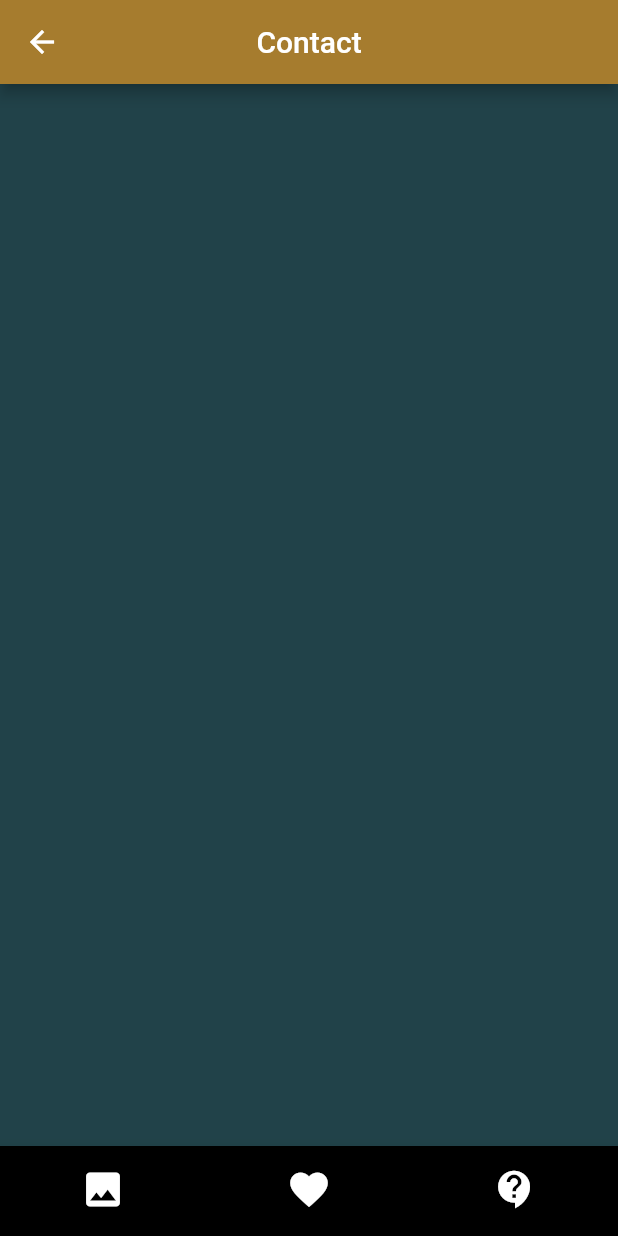
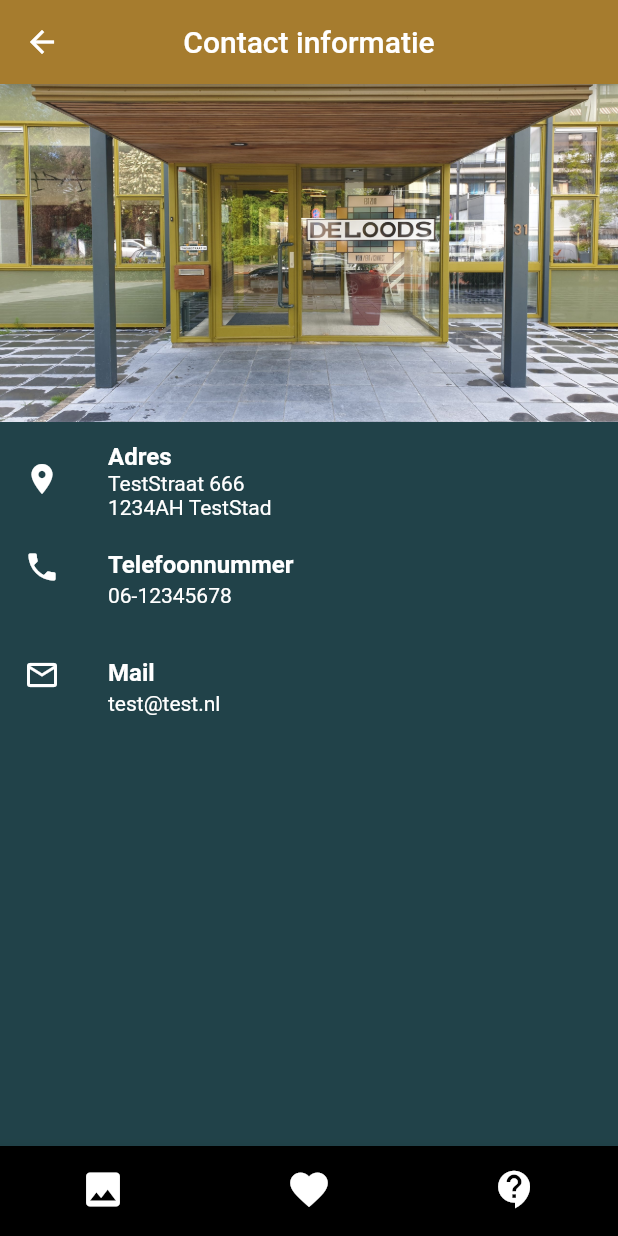
Before and after one commit to LuukSelen/KunstLoods, a Flutter app: the contact screen opened by its route, on a phone screen of 412 x 824 dp. Run offline on Flutter 3.47's test engine with Material 2 defaults, Android fonts, the phone set to English and light mode, and no system bars; our stand-ins replace cloud_firestore, firebase_core, hexcolor, permission_handler; missing offline and left inert: qrscan; accounts and stored records are empty.

Commit message:
custom_colors.dart Added a class file for the custom colors (instead of them being in main.dart)
contact.dart added

All views and widgets are now found inside views.dart and widgets.dart. From there all other views and widgets are exported.
Every view can now import just 1 "file".
Easily updatable with a new view/widget by adding the correct "export" inside views.dart/widgets.dart

```diff
--- a/lib/classes/artwork.dart
+++ b/lib/classes/artwork.dart
@@ -1,5 +1,5 @@
 // ignore_for_file: prefer_const_constructors
-import 'package:flutter/material.dart';
+
 class Artworks{
    late String url;
    late String description;
--- a/lib/views/contact.dart
+++ b/lib/views/contact.dart
@@ -1,26 +1,65 @@
 // ignore_for_file: prefer_const_constructors
 import 'package:flutter/material.dart';
-import 'package:project_c/widgets/navbar.dart';
-import 'package:project_c/main.dart';
+import 'package:project_c/views/views.dart';
+import 'package:project_c/widgets/widgets.dart';
+import 'package:project_c/classes/custom_colors.dart';
+import 'package:hexcolor/hexcolor.dart';
 
 class contact extends StatelessWidget {
   const contact({Key? key}) : super(key: key);
 
   @override
+
   Widget build(BuildContext context) {
     return Scaffold(
       appBar: AppBar(
         centerTitle: true,
         backgroundColor: colorCustombutton,
-        title: Text('Contact'),
+        title: Text('Contact informatie'),
       ),
-      body: Center(
+      body: SingleChildScrollView(
+        child: Container(
           child: Column(
+            children:<Widget>[
+              Image.asset(
+                'assets/loods_entry.jpg',
+                height:225,
+                width:5000,
+                fit: BoxFit.cover,
+              ),
+              const SizedBox(
+                height:10,
+              ),
+              ListTile(
+                leading: Icon(Icons.location_on, color: HexColor('#FFFFFF'),),
+                title: Text('Adres', style: TextStyle(fontWeight: FontWeight.bold),),
+                subtitle: Text('TestStraat 666\n1234AH TestStad'),
+                textColor: HexColor('#FFFFFF'),
+              ),
+              ListTile(
+                leading: Icon(Icons.local_phone, color: HexColor('#FFFFFF'),),
+                title: Text('Telefoonnummer', style: TextStyle(fontWeight: FontWeight.bold),),
+                subtitle: Text('06-12345678'),
+                textColor: HexColor('#FFFFFF'),
+              ),
+              ListTile(
+                leading: Icon(Icons.mail_outline, color: HexColor('#FFFFFF'),),
+                title: Text('Mail', style: TextStyle(fontWeight: FontWeight.bold),),
+                subtitle: Text('test@test.nl'),
+                textColor: HexColor('#FFFFFF'),
+              ),
 
-          )
+              // Row(
+              //   children: <Widget>[
+              //     Text('Social Media', style: TextStyle(fontWeight: FontWeight.bold, color: Colors.white)),
+              //   ]
+              // ),
+            ],
+          ),
 
+        ),
       ),
-      bottomNavigationBar: navbar(),
+      bottomNavigationBar:navbar()
     );
   }
 }
--- a/lib/views/favoriet.dart
+++ b/lib/views/favoriet.dart
@@ -1,9 +1,10 @@
 // ignore_for_file: prefer_const_constructors
 import 'package:flutter/material.dart';
-import 'package:project_c/widgets/navbar.dart';
+import 'package:project_c/views/views.dart';
+import 'package:project_c/widgets/widgets.dart';
 import 'package:project_c/main.dart';
+import 'package:project_c/classes/custom_colors.dart';
 import 'package:cloud_firestore/cloud_firestore.dart';
-import 'package:project_c/widgets/imageholder.dart';
 
 class favoriet extends StatelessWidget {
 
--- a/lib/views/tour.dart
+++ b/lib/views/tour.dart
@@ -1,7 +1,8 @@
 // ignore_for_file: prefer_const_constructors
 import 'package:flutter/material.dart';
-import 'package:project_c/widgets/navbar.dart';
-import 'package:project_c/main.dart';
+import 'package:project_c/views/views.dart';
+import 'package:project_c/widgets/widgets.dart';
+import 'package:project_c/classes/custom_colors.dart';
 
 class tour extends StatelessWidget {
   const tour({Key? key}) : super(key: key);
--- a/lib/widgets/navbar.dart
+++ b/lib/widgets/navbar.dart
@@ -1,6 +1,6 @@
 // ignore_for_file: prefer_const_constructors
 import 'package:flutter/material.dart';
-import 'package:project_c/main.dart';
+import 'package:project_c/classes/custom_colors.dart';
 
 
 class navbar extends StatefulWidget {
--- /dev/null
+++ b/lib/widgets/widgets.dart
@@ -0,0 +1,2 @@
+export 'imageholder.dart';
+export 'navbar.dart';
--- a/pubspec.yaml
+++ b/pubspec.yaml
@@ -51,6 +51,9 @@ dependencies:
   # adds youtube player functionality
   youtube_player_flutter: ^8.0.0
 
+  # adds local storage functionality
+  shared_preferences: ^2.0.11
+
 dev_dependencies:
   flutter_test:
     sdk: flutter
```
Also changed, not shown: lib/classes/custom_colors.dart (added, +65 -0 lines), lib/main.dart (+3 -75 lines), lib/views/detail_pagina.dart (+6 -8 lines), lib/views/galerij.dart (+3 -5 lines), lib/views/home.dart (+5 -9 lines), lib/views/views.dart (added, +7 -0 lines), assets/art_deco_loods_header.jpg (added), assets/loods_entry.jpg (added).
